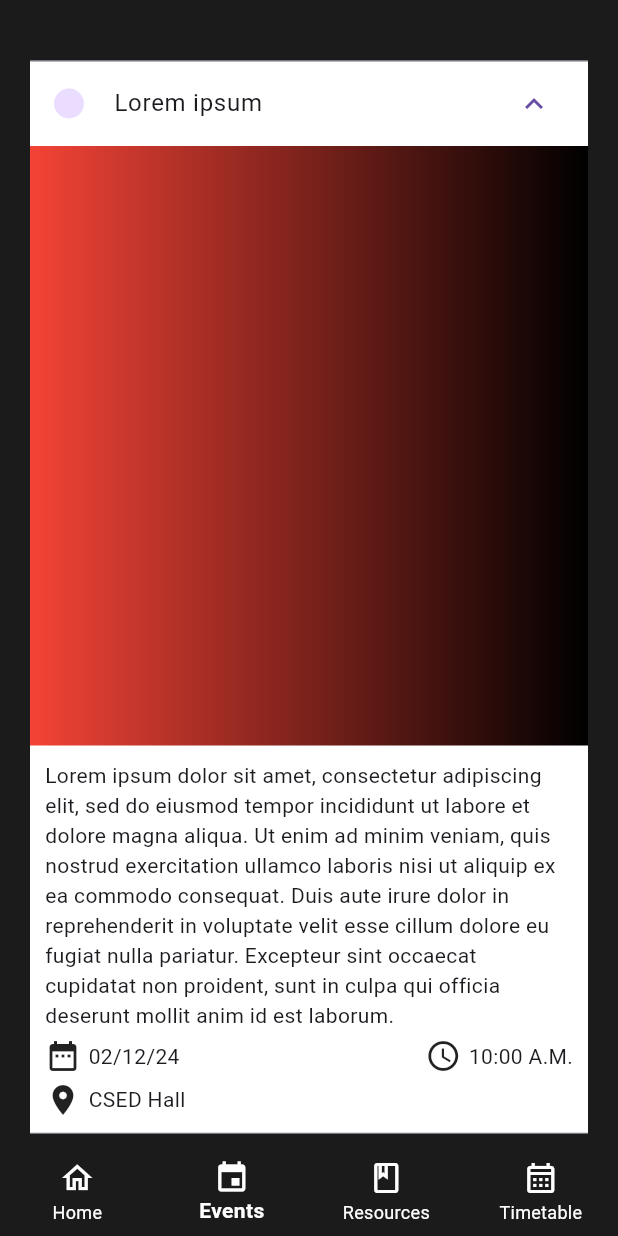
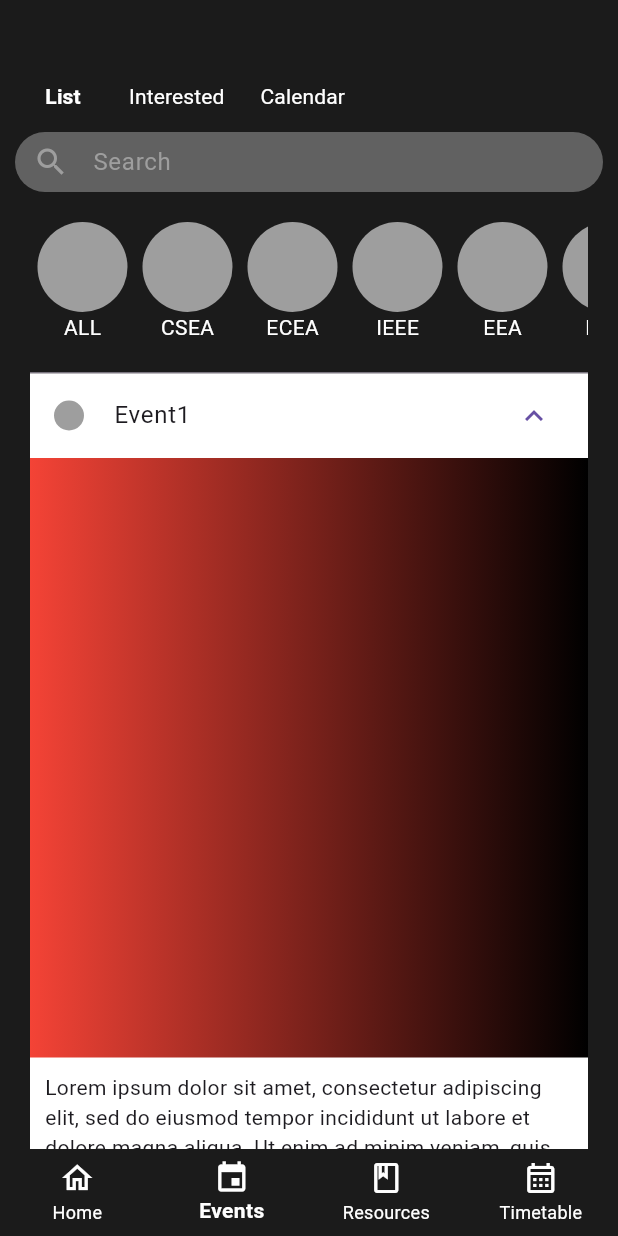
Before and after one commit to ashwinnair10/campusbuddy, a Flutter app: the screen it shows after launch, item 2 of the bottom bar chosen, on a phone screen of 412 x 824 dp. Run offline on Flutter 3.47's test engine with Material 3 defaults, Android fonts, the phone set to English and light mode, and no system bars.

Commit message:
partial logic implement-eventpage

```diff
--- a/lib/data/test.dart
+++ b/lib/data/test.dart
@@ -1,5 +1,54 @@
 var content="Lorem ipsum dolor sit amet, consectetur adipiscing elit, sed do eiusmod tempor incididunt ut labore et dolore magna aliqua. Ut enim ad minim veniam, quis nostrud exercitation ullamco laboris nisi ut aliquip ex ea commodo consequat. Duis aute irure dolor in reprehenderit in voluptate velit esse cillum dolore eu fugiat nulla pariatur. Excepteur sint occaecat cupidatat non proident, sunt in culpa qui officia deserunt mollit anim id est laborum.";
-var title="Lorem ipsum";
-var date="02/12/24";
-var time="10:00 A.M.";
-var venue="CSED Hall";
+// var title="Lorem ipsum";
+// var date="02/12/24";
+// var time="10:00 A.M.";
+// var venue="CSED Hall";
+class Event{
+  String title="",date="",time="",venue="",org="";
+  bool inter=false;
+  Event(String t,String d,String ti,String v,String o,bool b){
+    title=t;
+    time=ti;
+    date=d;
+    venue=v;
+    org=o;
+    inter=b;
+  }
+}
+List events=[
+  Event(
+    "Event1",
+    "20/12/24",
+    "10:00 A.M",
+    "CSED Hall",
+    "CSEA",
+    true,
+  ),
+  Event(
+    "Event2",
+    "18/09/24",
+    "03:00 P.M",
+    "Auditorium",
+    "ECEA",
+    true,
+  ),
+  Event(
+    "Event3",
+    "24/02/24",
+    "09:00 A.M",
+    "Seminar Hall",
+    "IEEE",
+    false,
+  ),
+  Event(
+    "Event4",
+    "21/12/24",
+    "10:00 A.M",
+    "SSL",
+    "CSEA",
+    false,
+  ),
+];
+List orgs=[
+  "ALL","CSEA","ECEA","IEEE","EEA","MEA","CEA"
+];
--- a/lib/screens/eventpage.dart
+++ b/lib/screens/eventpage.dart
@@ -1,4 +1,7 @@
-import 'package:campusbuddy/widgets/eventbox.dart';
+import 'package:campusbuddy/widgets/allevents.dart';
+import 'package:campusbuddy/widgets/calendar.dart';
+import 'package:campusbuddy/widgets/interestedevents.dart';
+import 'package:campusbuddy/widgets/searchbar.dart';
 import 'package:flutter/material.dart';
 
 class EventPage extends StatefulWidget{
@@ -8,14 +11,38 @@ class EventPage extends StatefulWidget{
   State<EventPage> createState() => _EventPageState();
 }
 
-class _EventPageState extends State<EventPage> {
+class _EventPageState extends State<EventPage>{
+  Widget currentwidget=AllEvents();
+  int value=0;
+  void getWidget(int i){
+    setState(() {
+      value=i;
+      if(i==0){
+        currentwidget=AllEvents();
+      }
+      if(i==1){
+        currentwidget=InterestedEvents();
+      }
+      if(i==2){
+        currentwidget=Calendar();
+      }
+    });
+  }
   @override
   Widget build(BuildContext context){
-    return Padding(
-      padding: const EdgeInsets.fromLTRB(10,30,10,0),
-      child: ListView.builder(
-        itemBuilder: (context, index) => const EventBox(),
-        itemCount: 5,
+    return SingleChildScrollView(
+      padding: const EdgeInsets.fromLTRB(10,40,10,0),
+      child:Column(
+        children: [
+          Row(
+            children: [
+              TextButton(onPressed: ()=>getWidget(0), child: Text("List",style: TextStyle(color: Colors.white,fontWeight: value==0?FontWeight.bold:FontWeight.normal),)),
+              TextButton(onPressed: ()=>getWidget(1), child: Text("Interested",style: TextStyle(color: Colors.white,fontWeight: value==1?FontWeight.bold:FontWeight.normal),)),
+              TextButton(onPressed: ()=>getWidget(2), child: Text("Calendar",style: TextStyle(color: Colors.white,fontWeight: value==2?FontWeight.bold:FontWeight.normal),)),
+            ],
+          ),
+          currentwidget,
+        ],
       ),
     );
   }
--- a/lib/screens/homepage.dart
+++ b/lib/screens/homepage.dart
@@ -1,3 +1,4 @@
+import 'package:campusbuddy/widgets/eventimagebox.dart';
 import 'package:flutter/material.dart';
 
 class HomePage extends StatefulWidget{
@@ -28,6 +29,7 @@ class _HomePageState extends State<HomePage> {
               ),
               actions: [Container()],
             ),
+            EventImageBox(),
           ],
         )
       ),
--- /dev/null
+++ b/lib/widgets/allevents.dart
@@ -0,0 +1,47 @@
+// ignore_for_file: prefer_final_fields
+
+import 'package:campusbuddy/data/constants.dart';
+import 'package:campusbuddy/data/test.dart';
+import 'package:campusbuddy/widgets/circleavatar.dart';
+import 'package:campusbuddy/widgets/eventbox.dart';
+import 'package:campusbuddy/widgets/searchbar.dart';
+import 'package:flutter/material.dart';
+
+class AllEvents extends StatefulWidget{
+  @override
+  State<AllEvents> createState() => _AllEventsState();
+}
+
+class _AllEventsState extends State<AllEvents> {
+  List _events=events;
+  void set(String o){
+    setState(() {
+      if(o!="ALL")
+      _events=events.where((s)=>s.org==o).toList();
+      else
+      _events=events;
+    });
+  }
+  @override
+  Widget build(BuildContext context) {
+    return Column(
+      children:[
+        Searchbar(),
+        Padding(
+          padding: EdgeInsets.fromLTRB(10,20,10,0),
+          child:Container(
+            width: width,
+            height:90,
+            child:ListView.builder(
+              itemBuilder: (context,index)=>Circleavatar(orgs[index],set),
+              itemCount: orgs.length,
+              shrinkWrap: true,
+              scrollDirection: Axis.horizontal,
+            ),
+          ),
+        ),
+        ListView.builder(itemBuilder: (context, index) => EventBox(_events[index]),itemCount: _events.length,shrinkWrap: true,physics: NeverScrollableScrollPhysics(),),
+      ],
+    );
+  }
+}
--- /dev/null
+++ b/lib/widgets/calendar.dart
@@ -0,0 +1,7 @@
+import 'package:flutter/material.dart';
+class Calendar extends StatelessWidget{
+  @override
+  Widget build(BuildContext context) {
+    return Container(width: 100,height: 100,color: Colors.white,);
+  }
+}
--- /dev/null
+++ b/lib/widgets/circleavatar.dart
@@ -0,0 +1,30 @@
+import 'package:flutter/material.dart';
+
+class Circleavatar extends StatelessWidget{
+  String org="";
+  Function func=(){};
+  Circleavatar(String o,Function f){
+    org=o;
+    func=f;
+  }
+
+  @override
+  Widget build(BuildContext context) {
+    return Padding(
+      padding: EdgeInsets.fromLTRB(5,0,5,0),
+      child:GestureDetector(
+
+        child:Column(
+          children: [
+            CircleAvatar(radius: 30,backgroundColor: Colors.grey,),
+            Text(org,style: TextStyle(color: Colors.white),),
+          ],
+        ),
+        onTap: (){
+          func(org);
+          print("${org} tapped");
+        },
+      ),
+    );
+  }
+}
--- a/lib/widgets/eventbox.dart
+++ b/lib/widgets/eventbox.dart
@@ -1,9 +1,25 @@
+// ignore_for_file: must_be_immutable
+
 import 'package:campusbuddy/data/constants.dart';
 import 'package:campusbuddy/data/test.dart';
 import 'package:flutter/material.dart';
 
-class EventBox extends StatelessWidget{
-  const EventBox({super.key});
+class EventBox extends StatefulWidget{
+  Event event=Event("","","","","",false);
+  EventBox(Event e){
+    event=e;
+  }
+
+  @override
+  State<EventBox> createState() => _EventBoxState();
+}
+
+class _EventBoxState extends State<EventBox> {
+  void change(){
+    setState((){
+      widget.event.inter=!widget.event.inter;
+    });
+  }
 
   @override
   Widget build(BuildContext context) {
@@ -17,10 +33,10 @@ class EventBox extends StatelessWidget{
         },
         backgroundColor: Colors.white,
         collapsedBackgroundColor: Colors.white,
-        title:Text(title),
+        title:Text(widget.event.title),
         maintainState: true,
         showTrailingIcon: true,
-        leading: const CircleAvatar(radius: 10,),
+        leading: const CircleAvatar(radius: 10,backgroundColor: Colors.grey,),
         initiallyExpanded: true,
         children: [
           Container(
@@ -53,11 +69,11 @@ class EventBox extends StatelessWidget{
                         children: [
                           const Icon(Icons.date_range),
                           const SizedBox(width: 5,),
-                          Text(date),
+                          Text(widget.event.date),
                           const Spacer(),
                           const Icon(Icons.access_time),
                           const SizedBox(width: 5,),
-                          Text(time),
+                          Text(widget.event.time),
                         ],
                       ),
                       const SizedBox(height: 5,),
@@ -66,7 +82,7 @@ class EventBox extends StatelessWidget{
                           const Icon(Icons.location_on),
                           const SizedBox(width: 5,),
                           Text(
-                            venue,
+                            widget.event.venue,
                             style: const TextStyle(
                               overflow: TextOverflow.ellipsis,
                             ),
@@ -74,8 +90,38 @@ class EventBox extends StatelessWidget{
                           ),
                         ],
                       ),
-
-                      // TextButton(onPressed: ()=>{}, child: Text("See more"))
+                      Row(
+                        children: [
+                          ElevatedButton(
+                            onPressed: ()=>{
+                              change()
+                            },
+                            style: ButtonStyle(
+                              shape: WidgetStatePropertyAll(RoundedRectangleBorder(borderRadius: BorderRadius.circular(5),),),
+                              backgroundColor: WidgetStatePropertyAll(Colors.red.shade400),
+                            ),
+                            child: Row(
+                              children: [
+                                const Text("Interested",style: TextStyle(color: Colors.white),),
+                                const SizedBox(width: 5,),
+                                if(!widget.event.inter)
+                                const Icon(Icons.star_border_rounded,color: Colors.white,)
+                                else
+                                const Icon(Icons.star_rounded,color: Colors.white,),
+                              ],
+                            ),
+                          ),
+                          const Spacer(),
+                          ElevatedButton(
+                            onPressed: ()=>{},
+                            style: ButtonStyle(
+                              shape: WidgetStatePropertyAll(RoundedRectangleBorder(borderRadius: BorderRadius.circular(5),),),
+                              backgroundColor: WidgetStatePropertyAll(Colors.red.shade400),
+                            ),
+                            child: const Text("Register Now",style: TextStyle(color: Colors.white),),
+                          ),
+                        ],
+                      ),
                     ],
                   ),
                 ),
--- /dev/null
+++ b/lib/widgets/eventimagebox.dart
@@ -0,0 +1,21 @@
+import 'package:campusbuddy/data/constants.dart';
+import 'package:flutter/material.dart';
+
+class EventImageBox extends StatelessWidget{
+  @override
+  Widget build(BuildContext context){
+    return Padding(padding: EdgeInsets.all(10),
+      child:Stack(
+        children: [
+          Container(
+            width: width,
+            height: width*0.67,
+            color: Colors.blue,
+          ),
+          Text("EventName",style: TextStyle(fontSize: width/10),)
+        ],
+        alignment: Alignment.bottomRight,
+      ),
+    );
+  }
+}
--- /dev/null
+++ b/lib/widgets/interestedevents.dart
@@ -0,0 +1,54 @@
+import 'package:campusbuddy/data/constants.dart';
+import 'package:campusbuddy/data/test.dart';
+import 'package:campusbuddy/widgets/circleavatar.dart';
+import 'package:campusbuddy/widgets/eventbox.dart';
+import 'package:campusbuddy/widgets/searchbar.dart';
+import 'package:flutter/material.dart';
+
+class InterestedEvents extends StatefulWidget{
+  @override
+  State<InterestedEvents> createState() => _InterestedEventsState();
+}
+
+class _InterestedEventsState extends State<InterestedEvents> {
+  List __events=events;
+  void findInterested(){
+    setState(() {
+      __events=events.where((s)=>s.inter==true).toList();
+    });
+  }
+  late List _events=__events;
+  void set(String o){
+    setState(() {
+      if(o!="ALL")
+      _events=__events.where((s)=>s.org==o).toList();
+      else
+      _events=__events;
+    });
+  }
+  @override
+  Widget build(BuildContext context) {
+    findInterested();
+    return Column(
+      children:[
+        Searchbar(),
+        Padding(
+          padding: EdgeInsets.fromLTRB(10,20,10,0),
+          child:Container(
+            width: width,
+            height:90,
+            child:ListView.builder(
+              itemBuilder: (context,index)=>Circleavatar(orgs[index],set),
+              itemCount: orgs.length,
+              shrinkWrap: true,
+              scrollDirection: Axis.horizontal,
+            ),
+          ),
+        ),
+        ListView.builder(itemBuilder: (context, index) {
+          return EventBox(_events[index]);
+        },itemCount: _events.length,shrinkWrap: true,physics: NeverScrollableScrollPhysics(),),
+      ],
+    );
+  }
+}
--- /dev/null
+++ b/lib/widgets/searchbar.dart
@@ -0,0 +1,63 @@
+// ignore_for_file: must_be_immutable
+
+import 'package:campusbuddy/data/constants.dart';
+import 'package:flutter/material.dart';
+
+class Searchbar extends StatelessWidget{
+  TextEditingController _controller=TextEditingController();
+
+  Searchbar({super.key});
+  @override
+  Widget build(BuildContext context) {
+    return TextField(
+      controller: _controller,
+      cursorColor: Colors.grey.shade900,
+      cursorHeight: 20,
+      maxLines: 1,
+      style: TextStyle(color: Colors.white),
+      decoration: InputDecoration(
+        constraints: BoxConstraints(
+          maxWidth: width-40,
+          maxHeight: 40
+        ),
+        border: OutlineInputBorder(
+          borderRadius: BorderRadius.circular(30),
+          borderSide: BorderSide(
+            color: Colors.transparent,
+          )
+        ),
+        fillColor: Colors.grey.shade700,
+        focusColor: Colors.white,
+        prefixIcon: Icon(Icons.search,color: Colors.grey,),
+        disabledBorder: OutlineInputBorder(
+          borderRadius: BorderRadius.circular(30),
+          borderSide: BorderSide(
+            color: Colors.transparent,
+          )
+        ),
+        enabledBorder: OutlineInputBorder(
+          borderRadius: BorderRadius.circular(30),
+          borderSide: BorderSide(
+            color: Colors.transparent,
+          )
+        ),
+        errorBorder: OutlineInputBorder(
+          borderRadius: BorderRadius.circular(30),
+          borderSide: BorderSide(
+            color: Colors.transparent,
+          )
+        ),
+        focusedBorder: OutlineInputBorder(
+          borderRadius: BorderRadius.circular(30),
+          borderSide: BorderSide(
+            color: Colors.transparent,
+          )
+        ),
+        hintText: "Search",
+        hintStyle: TextStyle(color: Colors.grey),
+        filled: true,
+        contentPadding: EdgeInsets.all(8)
+      ),
+    );
+  }
+}
```
